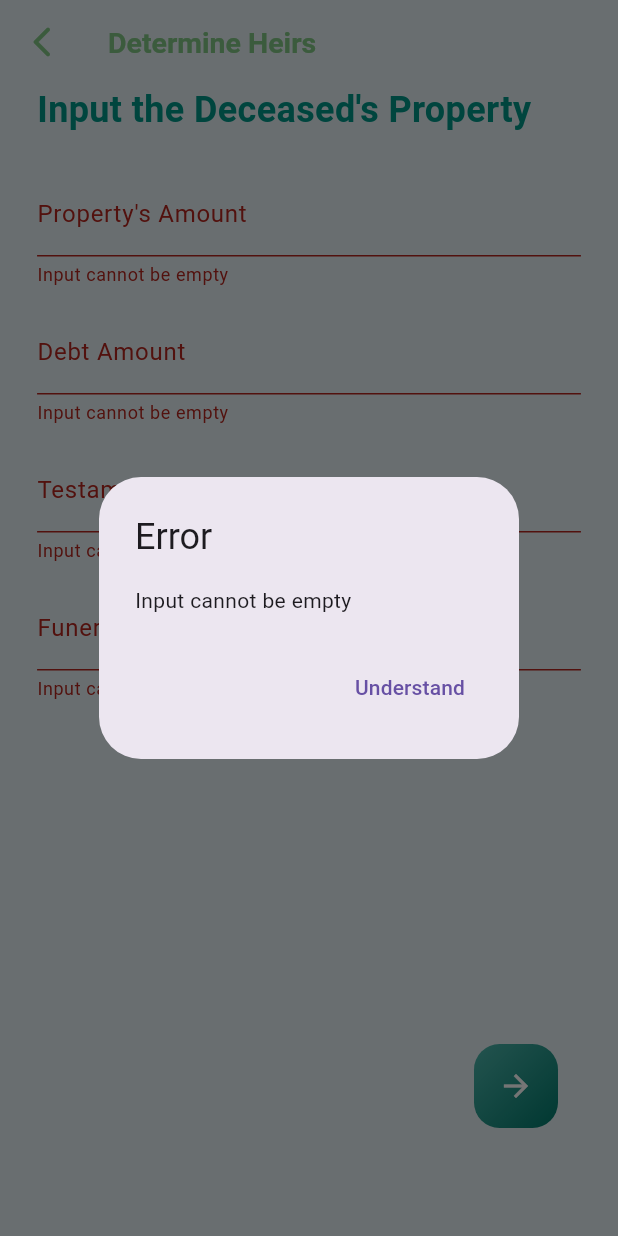
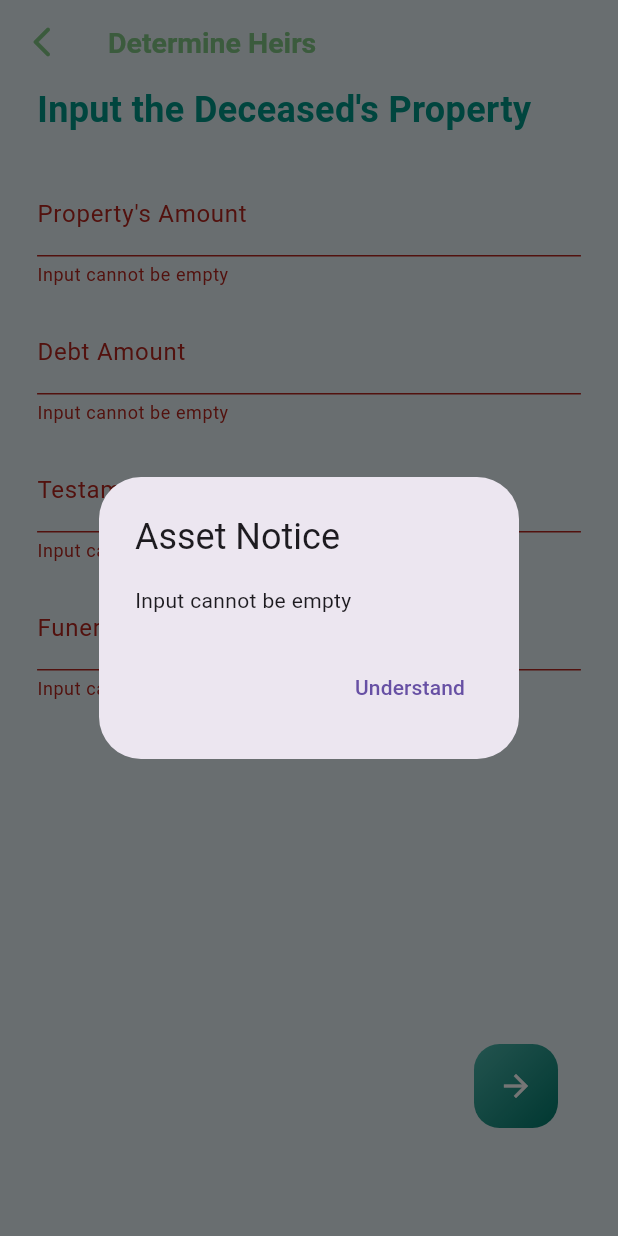
Before and after one commit to faiqhdr/radeena, a Flutter app: the IdentificationPage screen opened by its route, after a tap on the "arrow forward" icon, on a phone screen of 412 x 824 dp. Run offline on Flutter 3.47's test engine with Material 3 defaults, Android fonts, the light colour scheme and no system bars; our stand-ins replace animated_text_kit, flutter_tts, input_quantity, lottie, sqflite; missing offline and left inert: graphview, restart_app; accounts and stored records are empty; project files that could hold a hidden picture were left out.

Commit message:
change error message to notice

```diff
--- a/lib/views/division/identification_page.dart
+++ b/lib/views/division/identification_page.dart
@@ -192,7 +192,7 @@ class _IdentificationPageState extends State<IdentificationPage> {
         showDialog(
           context: context,
           builder: (context) => AlertDialog(
-            title: Text('Error'),
+            title: Text('Asset Notice'),
             content: Text(
                 'The amount of debt, testament, and funeral arrangements, or the total of the debt, testament, and funeral arrangements, must not exceed the property amount; inheritance cannot be calculated.'),
             actions: [
@@ -212,7 +212,7 @@ class _IdentificationPageState extends State<IdentificationPage> {
         showDialog(
           context: context,
           builder: (context) => AlertDialog(
-            title: Text('Error'),
+            title: Text('Asset Notice'),
             content: Text(
                 'The total inheritance is 0; inheritance cannot be calculated.'),
             actions: [
@@ -233,7 +233,7 @@ class _IdentificationPageState extends State<IdentificationPage> {
         String errorMessage = _propertyError ??
             _debtError ??
             _funeralError ??
-            'An error occurred.';
+            'Something is not right.';
 
         if (_testamentError != null) {
           errorMessage = _testamentError!;
@@ -242,7 +242,7 @@ class _IdentificationPageState extends State<IdentificationPage> {
         showDialog(
           context: context,
           builder: (context) => AlertDialog(
-            title: Text('Error'),
+            title: Text('Asset Notice'),
             content: Text(errorMessage),
             actions: [
               TextButton(
```
